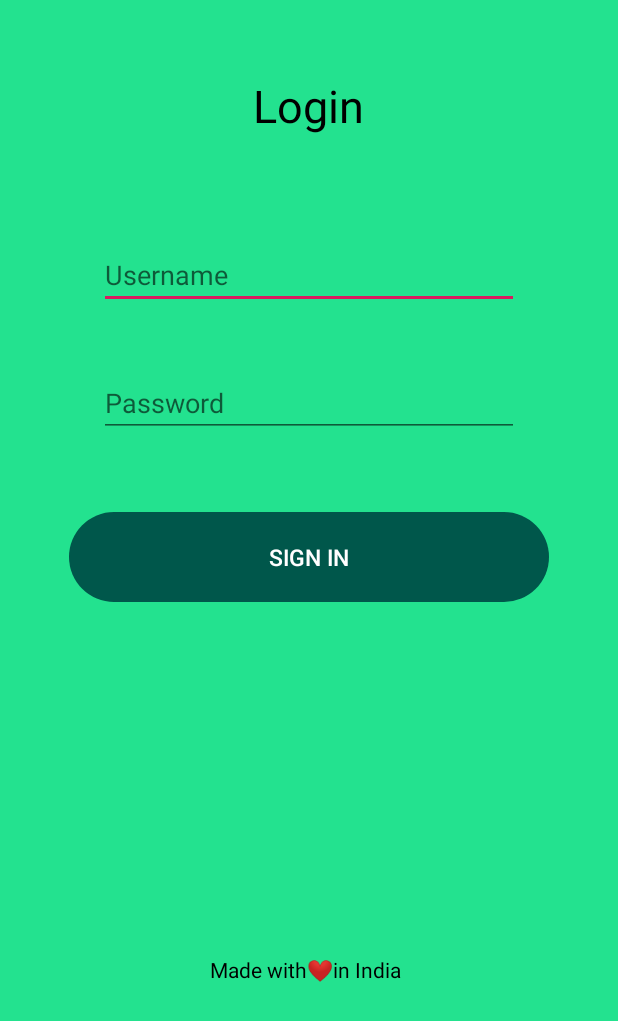
After one commit to Sidg612/UPES-HACKATHON-IDEA-APP, an Android app: the LoginActivity screen opened directly, with no data from a screen before it, on a phone screen of 412 x 824 dp. The commit adds this screen. Shown: the top 1021 px of the screen. Run offline under Robolectric (Android 15) with nearby library versions, the phone set to English and light mode, and no system bars.

Commit message:
added Login screen

```diff
--- a/app/src/main/AndroidManifest.xml
+++ b/app/src/main/AndroidManifest.xml
@@ -9,7 +9,8 @@
         android:roundIcon="@mipmap/ic_launcher_round"
         android:supportsRtl="true"
         android:theme="@style/AppTheme">
-        <activity android:name=".SignupActivity"></activity>
+        <activity android:name=".LoginActivity"></activity>
+        <activity android:name=".SignupActivity" />
         <activity android:name=".MainActivity">
             <intent-filter>
                 <action android:name="android.intent.action.MAIN" />
--- /dev/null
+++ b/app/src/main/java/com/writetosid/suvidha/LoginActivity.kt
@@ -0,0 +1,14 @@
+package com.writetosid.suvidha
+
+import androidx.appcompat.app.AppCompatActivity
+import android.os.Bundle
+
+class LoginActivity : AppCompatActivity() {
+
+    override fun onCreate(savedInstanceState: Bundle?) {
+        super.onCreate(savedInstanceState)
+        setContentView(R.layout.activity_login)
+
+
+    }
+}
--- a/app/src/main/java/com/writetosid/suvidha/SignupActivity.kt
+++ b/app/src/main/java/com/writetosid/suvidha/SignupActivity.kt
@@ -1,12 +1,23 @@
 package com.writetosid.suvidha
 
+import android.content.Intent
 import androidx.appcompat.app.AppCompatActivity
 import android.os.Bundle
+import kotlinx.android.synthetic.main.activity_signup.*
 
 class SignupActivity : AppCompatActivity() {
 
     override fun onCreate(savedInstanceState: Bundle?) {
         super.onCreate(savedInstanceState)
         setContentView(R.layout.activity_signup)
+
+        loginBtn.setOnClickListener{
+            val intent = Intent(this,LoginActivity::class.java)
+            startActivity(intent)
+        }
+
     }
+
+
+
 }
--- /dev/null
+++ b/app/src/main/res/drawable/loginbtn.xml
@@ -0,0 +1,9 @@
+<?xml version="1.0" encoding="utf-8"?>
+<shape xmlns:android="http://schemas.android.com/apk/res/android" android:shape="rectangle">
+
+    <solid android:color="@color/colorPrimaryDark"/>
+    <size android:height="60dp" android:width="120dp"/>
+
+    <corners android:radius="30dp"/>
+
+</shape>
--- /dev/null
+++ b/app/src/main/res/layout/activity_login.xml
@@ -0,0 +1,62 @@
+<?xml version="1.0" encoding="utf-8"?>
+<LinearLayout xmlns:android="http://schemas.android.com/apk/res/android"
+    xmlns:app="http://schemas.android.com/apk/res-auto"
+    xmlns:tools="http://schemas.android.com/tools"
+    android:layout_width="match_parent"
+    android:layout_height="match_parent"
+    android:background="@color/colorPrimary"
+    android:orientation="vertical"
+    tools:context=".LoginActivity">
+
+    <TextView
+        android:layout_marginTop="50dp"
+        android:layout_gravity="center"
+        android:layout_width="wrap_content"
+        android:layout_height="wrap_content"
+        android:text="Login"
+        android:textSize="30sp"
+        android:textColor="@android:color/black"/>
+
+    <LinearLayout
+        android:layout_marginTop="50dp"
+        android:layout_gravity="center"
+        android:layout_width="320dp"
+        android:layout_height="wrap_content"
+        android:orientation="vertical">
+
+        <EditText
+            android:layout_margin="20dp"
+        android:layout_width="match_parent"
+        android:layout_height="wrap_content"
+        android:hint="Username "
+        />
+
+        <EditText
+            android:layout_margin="20dp"
+            android:layout_width="match_parent"
+            android:layout_height="wrap_content"
+            android:hint="Password "
+            android:inputType="textPassword" />
+
+        <Button
+            android:layout_marginTop="30dp"
+            android:id="@+id/signUpNew"
+            android:layout_width="match_parent"
+            android:layout_height="wrap_content"
+            android:text="Sign in"
+            android:textSize="15sp"
+            android:layout_gravity="bottom|center"
+            android:textColor="@android:color/white"
+            android:background="@drawable/loginbtn"
+            />
+    </LinearLayout>
+
+    <TextView
+        android:layout_marginTop="235dp"
+        android:layout_width="wrap_content"
+        android:layout_height="wrap_content"
+        android:layout_gravity="center"
+        android:textColor="@android:color/black"
+        android:text="Made with❤in India "/>
+
+</LinearLayout>
--- a/app/src/main/res/layout/activity_signup.xml
+++ b/app/src/main/res/layout/activity_signup.xml
@@ -56,7 +56,7 @@
 
     <Button
         android:layout_marginTop="30dp"
-        android:id="@+id/signUpBtn"
+        android:id="@+id/signUpNew"
         android:layout_width="200dp"
         android:layout_height="wrap_content"
         android:text="Sign up"
@@ -76,19 +76,15 @@
         android:textSize="15sp"
         android:text="Already have an account?"/>
         <TextView
+            android:id="@+id/loginBtn"
             android:layout_marginLeft="5dp"
             android:textSize="20sp"
+            android:clickable="true"
             android:textColor="#F5EF10"
             android:layout_width="wrap_content"
             android:layout_height="wrap_content"
             android:text="Log in "/>
     </LinearLayout>
-    <TextView
-        android:layout_marginTop="35dp"
-        android:layout_width="wrap_content"
-        android:layout_height="wrap_content"
-        android:layout_gravity="center|bottom"
-        android:textColor="@android:color/black"
-        android:text="Made with❤in India "/>
+
 
 </LinearLayout>
```
Also changed, not shown: app/src/main/java/com/writetosid/suvidha/MainActivity.kt (+0 -7 lines).
